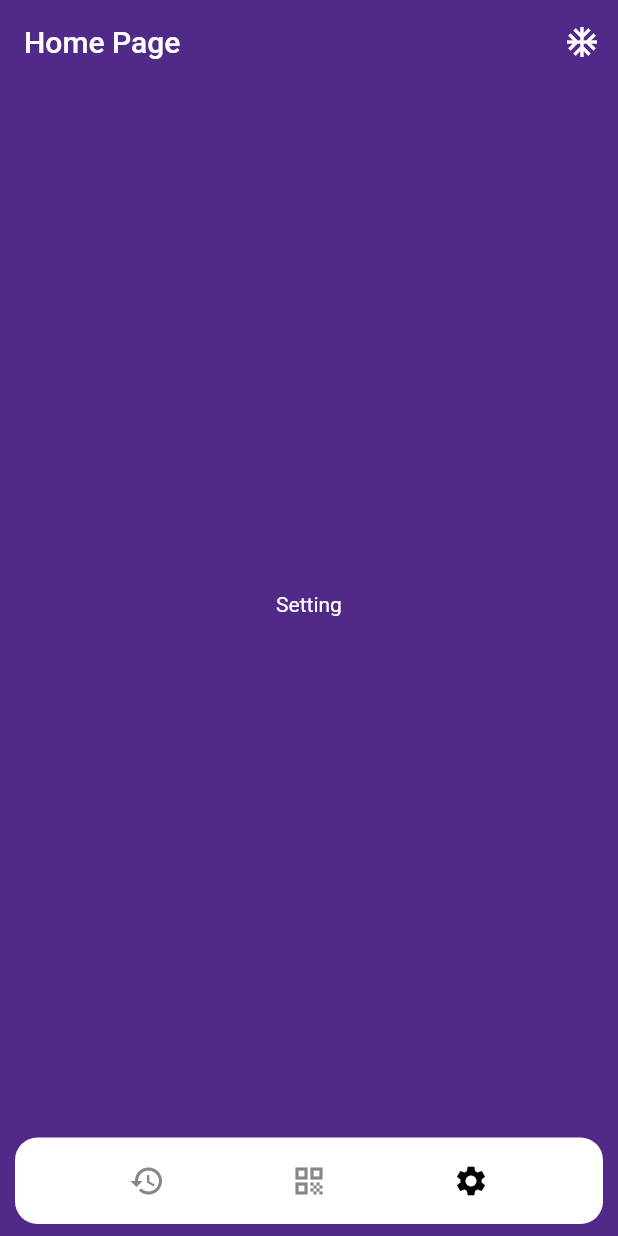
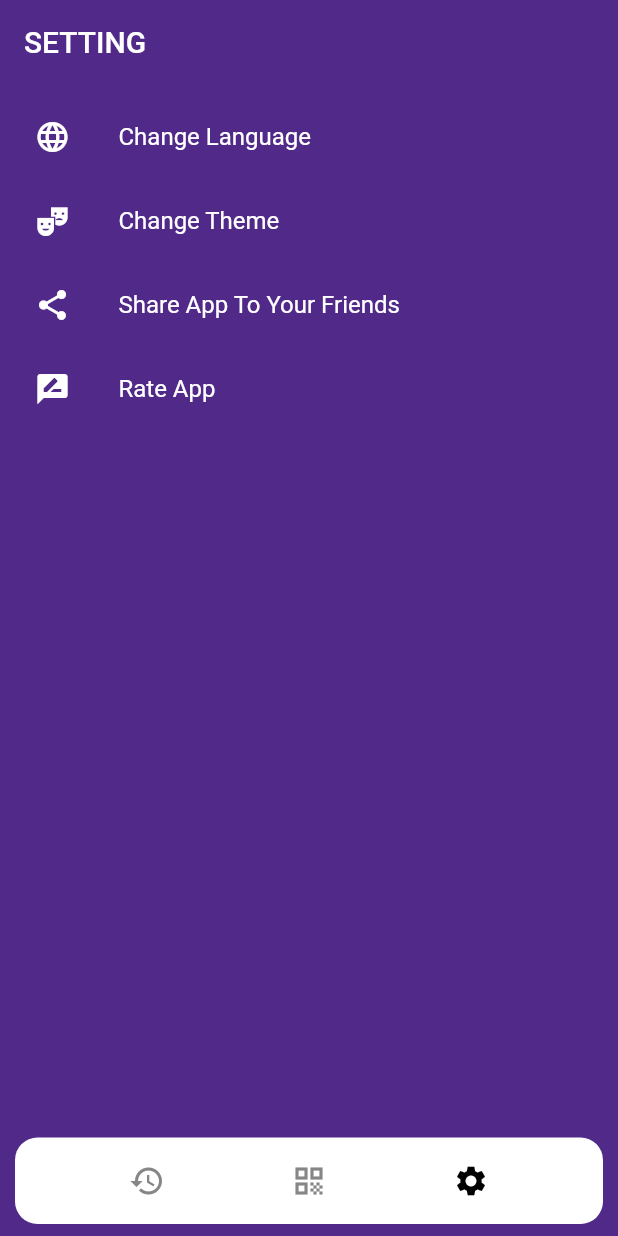
Before and after one commit to kedrakk/qrscannerapp, a Flutter app: the screen it shows after launch, item 3 of the bottom bar chosen, on a phone screen of 412 x 824 dp. Run offline on Flutter 3.47's test engine with Material 2 defaults, Android fonts, the phone set to English and light mode, and no system bars; our stand-ins replace get, get_storage.

Commit message:
setting page done

```diff
--- a/lib/screen/home.dart
+++ b/lib/screen/home.dart
@@ -2,7 +2,6 @@ import 'package:flutter/material.dart';
 import 'package:get/get.dart';
 import 'package:qr_scanner_app/service/bottom_bar_controller.dart';
 import 'package:qr_scanner_app/utils/colors.dart';
-import 'package:qr_scanner_app/widgets/bottomsheets.dart';
 
 class HomePage extends StatelessWidget {
   const HomePage({Key? key}) : super(key: key);
@@ -13,17 +12,6 @@ class HomePage extends StatelessWidget {
         init: BottomBarController(),
         builder: (controller) {
           return Scaffold(
-            appBar: AppBar(
-              title: const Text("Home Page"),
-              actions: [
-                IconButton(
-                  onPressed: () => showThemeBottomSheet(context),
-                  icon: const Icon(
-                    Icons.ac_unit,
-                  ),
-                ),
-              ],
-            ),
             body: controller.pages[controller.pageIndex],
             bottomNavigationBar: Container(
               height: MediaQuery.of(context).size.height * .07,
--- a/lib/screen/setting_page.dart
+++ b/lib/screen/setting_page.dart
@@ -1,13 +1,46 @@
 import 'package:flutter/material.dart';
+import 'package:qr_scanner_app/utils/colors.dart';
+
+import '../widgets/bottomsheets.dart';
 
 class SettingPage extends StatelessWidget {
   const SettingPage({Key? key}) : super(key: key);
 
   @override
   Widget build(BuildContext context) {
-    return const Scaffold(
-      body: Center(
-        child: Text("Setting"),
+    return Scaffold(
+      appBar: AppBar(
+        title: const Text("SETTING"),
+      ),
+      body: ListView(
+        padding: const EdgeInsets.all(7),
+        children: [
+          const ListTile(
+            iconColor: MyColor.white,
+            textColor: MyColor.white,
+            leading: Icon(Icons.language),
+            title: Text("Change Language"),
+          ),
+          ListTile(
+            iconColor: MyColor.white,
+            textColor: MyColor.white,
+            leading: const Icon(Icons.theater_comedy),
+            title: const Text("Change Theme"),
+            onTap: () => showThemeBottomSheet(context),
+          ),
+          const ListTile(
+            iconColor: MyColor.white,
+            textColor: MyColor.white,
+            leading: Icon(Icons.share),
+            title: Text("Share App To Your Friends"),
+          ),
+          const ListTile(
+            iconColor: MyColor.white,
+            textColor: MyColor.white,
+            leading: Icon(Icons.rate_review),
+            title: Text("Rate App"),
+          ),
+        ],
       ),
     );
   }
```
